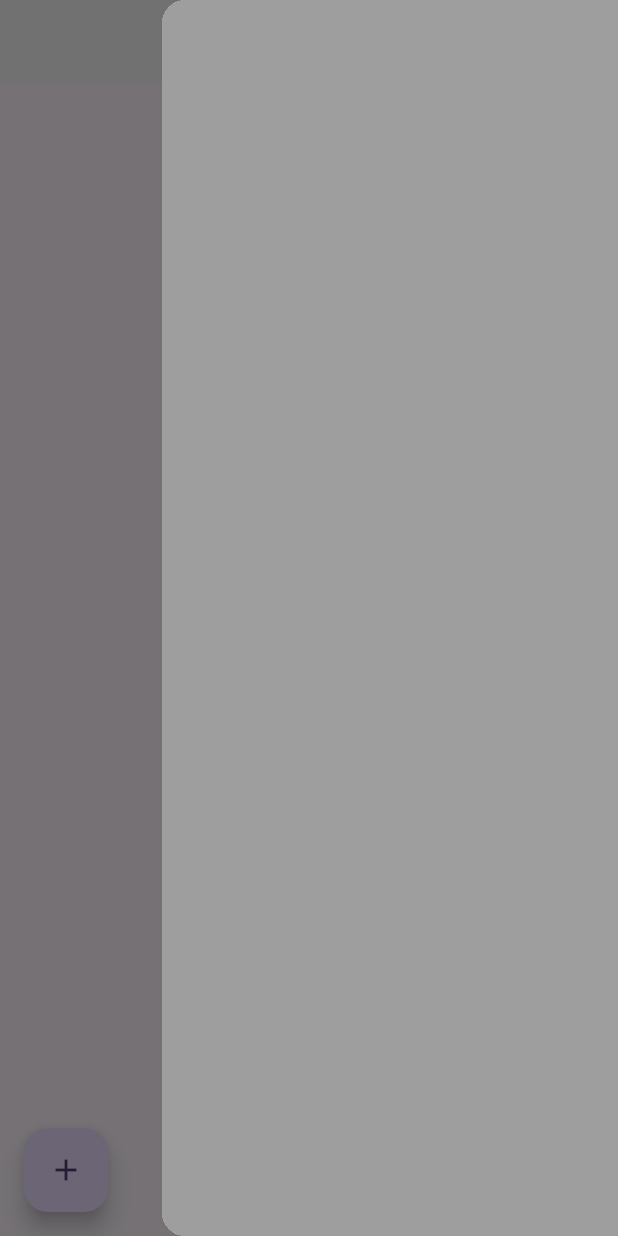
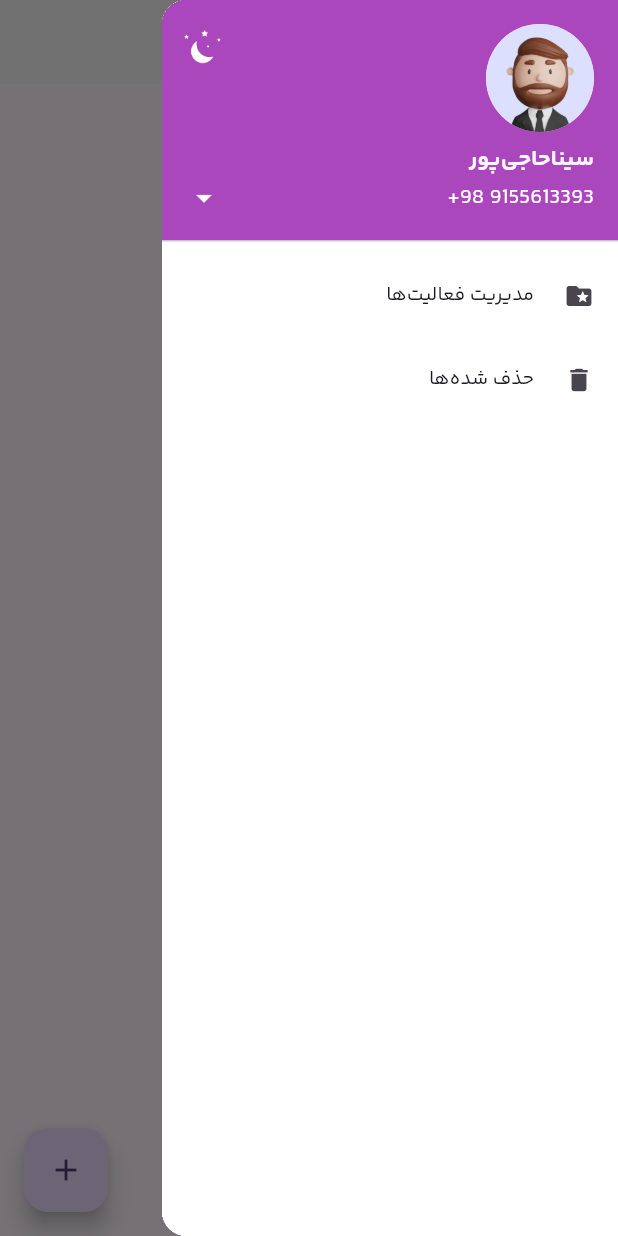
Before and after one commit to SinaHajipooor/Tasks-Management, a Flutter app: the screen it shows after launch, with the side drawer open, on a phone screen of 412 x 824 dp. Run offline on Flutter 3.47's test engine with Material 2 defaults, Android fonts, the phone set to English and light mode, and no system bars; our stand-ins replace equatable, flutter_bloc.

Commit message:
create deleted tasks screen

```diff
--- a/lib/app/routes/app_routes.dart
+++ b/lib/app/routes/app_routes.dart
@@ -1,5 +1,8 @@
+import 'package:bloc_app/screens/tasks/deleted_tasks_screen.dart';
+
 import '../imports/app_imports.dart';
 
 final Map<String, WidgetBuilder> appRoutes = {
   TasksListScreen.routeName: (context) => TasksListScreen(),
+  DeletedTasksScreen.routeName: (context) => DeletedTasksScreen(),
 };
--- a/lib/navigation/drawer/app_drawer.dart
+++ b/lib/navigation/drawer/app_drawer.dart
@@ -5,9 +5,82 @@ class AppDrawer extends StatelessWidget {
 
   @override
   Widget build(BuildContext context) {
-    return Drawer(
-      child: Container(
-        color: Colors.grey,
+    final theme = Theme.of(context);
+    return SafeArea(
+      child: Drawer(
+        child: Container(
+          color: Colors.white,
+          child: ListView(
+            physics: const BouncingScrollPhysics(),
+            children: [
+              Stack(
+                children: [
+                  UserAccountsDrawerHeader(
+                    onDetailsPressed: () {},
+                    decoration: BoxDecoration(color: Colors.purple[400]),
+                    accountName: const Padding(
+                      padding: EdgeInsets.only(top: 15.0),
+                      child: Text(
+                        "سیناحاجی‌پور",
+                        style: TextStyle(fontSize: 15, fontWeight: FontWeight.bold),
+                      ),
+                    ),
+                    accountEmail: Padding(
+                      padding: EdgeInsets.zero,
+                      child: Text(
+                        "+98 9155613393",
+                        textDirection: TextDirection.ltr,
+                        style: theme.textTheme.bodyMedium!.apply(color: Colors.white),
+                      ),
+                    ),
+                    currentAccountPicture: InkWell(
+                      onTap: () {},
+                      child: const CircleAvatar(
+                        backgroundImage: AssetImage("assets/images/avatar.png"),
+                      ),
+                    ),
+                  ),
+                  Positioned(
+                    top: 16.0,
+                    left: 12.0,
+                    child: AnimatedSwitcher(
+                      duration: const Duration(milliseconds: 300),
+                      transitionBuilder: (Widget child, Animation<double> animation) {
+                        final offsetAnimation = Tween<Offset>(
+                          begin: const Offset(1, 0),
+                          end: Offset.zero,
+                        ).animate(animation);
+                        return SlideTransition(
+                          position: offsetAnimation,
+                          child: child,
+                        );
+                      },
+                      child: InkWell(
+                        onTap: () {},
+                        child: Image.asset(
+                          'assets/images/icons/night.png',
+                          color: Colors.white,
+                          width: 30,
+                          height: 30,
+                        ),
+                      ),
+                    ),
+                  ),
+                ],
+              ),
+              ListTile(
+                onTap: () {},
+                leading: const Icon(Icons.folder_special, size: 20),
+                title: const Text('مدیریت فعالیت‌ها', style: TextStyle(fontSize: 13)),
+              ),
+              ListTile(
+                onTap: () {},
+                leading: const Icon(Icons.delete, size: 20),
+                title: const Text('حذف شده‌ها', style: TextStyle(fontSize: 13)),
+              ),
+            ],
+          ),
+        ),
       ),
     );
   }
--- /dev/null
+++ b/lib/screens/tasks/deleted_tasks_screen.dart
@@ -0,0 +1,18 @@
+import 'package:flutter/material.dart';
+
+class DeletedTasksScreen extends StatelessWidget {
+  static const routeName = '/deleted-tasks-screen';
+  const DeletedTasksScreen({super.key});
+
+  @override
+  Widget build(BuildContext context) {
+    return Scaffold(
+      appBar: AppBar(
+        title: const Text('فعالیت‌های حذف شده'),
+        elevation: 1,
+        centerTitle: true,
+        backgroundColor: Colors.white,
+      ),
+    );
+  }
+}
--- a/pubspec.yaml
+++ b/pubspec.yaml
@@ -68,7 +68,7 @@ flutter:
   # To add assets to your application, add an assets section, like this:
   assets:
     - assets/images/
-    - assets/icons/
+    - assets/images/icons/
 
   # An image asset can refer to one or more resolution-specific "variants", see
   # https://flutter.dev/assets-and-images/#resolution-aware
```
Also changed, not shown: assets/images/avatar.png (added), assets/images/icons/night.png (added).
